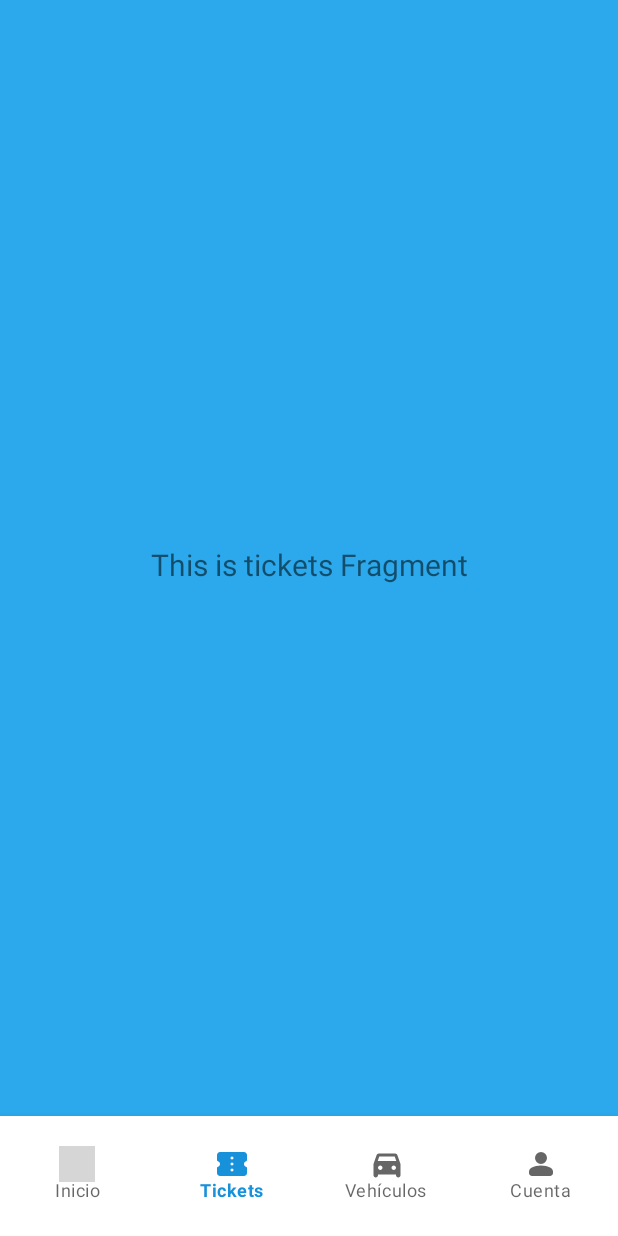
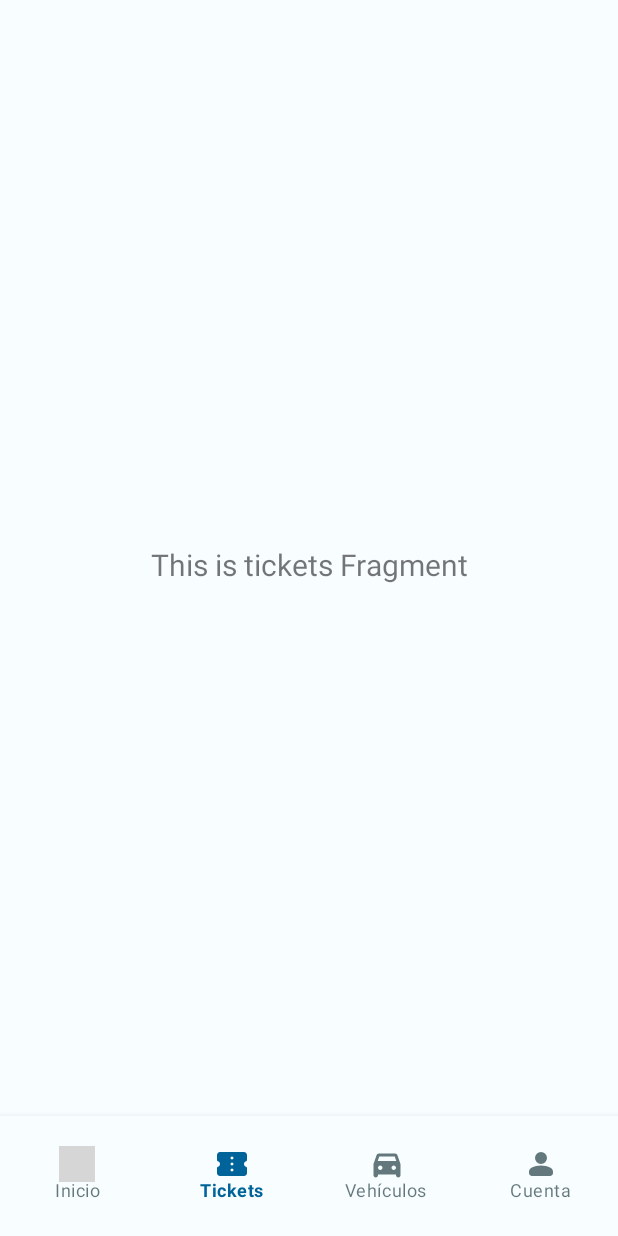
Before and after one commit to xicotet/ZonaBlava, an Android app: the TicketsFragment screen opened through its navigation route, on a phone screen of 412 x 824 dp. Run offline under Robolectric (Android 15) with nearby library versions, the phone set to English and light mode, and no system bars; our stand-ins replace navigation-ui; grey boxes are pictures that could not be loaded.

Commit message:
Update colors and themes using material theme-builder

```diff
--- a/app/src/main/java/com/canolabs/zonablava/ui/home/HomeFragment.kt
+++ b/app/src/main/java/com/canolabs/zonablava/ui/home/HomeFragment.kt
@@ -57,7 +57,7 @@
         super.onDestroyView()
         //To show normal Status Bar in other fragments
         activity?.window?.statusBarColor =
-            ContextCompat.getColor(requireContext(), R.color.secondary_color)
+            ContextCompat.getColor(requireContext(), R.color.md_theme_light_primary)
         _binding = null
     }
 
--- a/app/src/main/res/layout/activity_main.xml
+++ b/app/src/main/res/layout/activity_main.xml
@@ -24,7 +24,7 @@
         android:layout_height="80dp"
         android:paddingTop="12dp"
         android:paddingBottom="16dp"
-        android:background="@color/white"
+        android:background="@color/md_theme_light_background"
         app:menu="@menu/bottom_nav_menu"
         app:labelVisibilityMode="labeled"
         app:layout_constraintBottom_toBottomOf="parent"
--- a/app/src/main/res/layout/fragment_tickets.xml
+++ b/app/src/main/res/layout/fragment_tickets.xml
@@ -4,7 +4,7 @@
     xmlns:tools="http://schemas.android.com/tools"
     android:layout_width="match_parent"
     android:layout_height="match_parent"
-    android:background="@color/secondary_color"
+    android:background="@color/md_theme_light_background"
     tools:context=".ui.tickets.TicketsFragment">
 
     <TextView
--- a/app/src/main/res/values-night/themes.xml
+++ b/app/src/main/res/values-night/themes.xml
@@ -1,16 +1,30 @@
-<resources xmlns:tools="http://schemas.android.com/tools">
-    <!-- Base application theme. -->
-    <style name="Theme.ZonaBlava" parent="Theme.MaterialComponents.DayNight.DarkActionBar">
-        <!-- Primary brand color. -->
-        <item name="colorPrimary">@color/purple_200</item>
-        <item name="colorPrimaryVariant">@color/purple_700</item>
-        <item name="colorOnPrimary">@color/black</item>
-        <!-- Secondary brand color. -->
-        <item name="colorSecondary">@color/teal_200</item>
-        <item name="colorSecondaryVariant">@color/teal_200</item>
-        <item name="colorOnSecondary">@color/black</item>
-        <!-- Status bar color. -->
-        <item name="android:statusBarColor">?attr/colorPrimaryVariant</item>
-        <!-- Customize your theme here. -->
+<resources>
+    <style name="AppTheme" parent="Theme.Material3.Dark.NoActionBar">
+        <item name="colorPrimary">@color/md_theme_dark_primary</item>
+        <item name="colorOnPrimary">@color/md_theme_dark_onPrimary</item>
+        <item name="colorPrimaryContainer">@color/md_theme_dark_primaryContainer</item>
+        <item name="colorOnPrimaryContainer">@color/md_theme_dark_onPrimaryContainer</item>
+        <item name="colorSecondary">@color/md_theme_dark_secondary</item>
+        <item name="colorOnSecondary">@color/md_theme_dark_onSecondary</item>
+        <item name="colorSecondaryContainer">@color/md_theme_dark_secondaryContainer</item>
+        <item name="colorOnSecondaryContainer">@color/md_theme_dark_onSecondaryContainer</item>
+        <item name="colorTertiary">@color/md_theme_dark_tertiary</item>
+        <item name="colorOnTertiary">@color/md_theme_dark_onTertiary</item>
+        <item name="colorTertiaryContainer">@color/md_theme_dark_tertiaryContainer</item>
+        <item name="colorOnTertiaryContainer">@color/md_theme_dark_onTertiaryContainer</item>
+        <item name="colorError">@color/md_theme_dark_error</item>
+        <item name="colorErrorContainer">@color/md_theme_dark_errorContainer</item>
+        <item name="colorOnError">@color/md_theme_dark_onError</item>
+        <item name="colorOnErrorContainer">@color/md_theme_dark_onErrorContainer</item>
+        <item name="android:colorBackground">@color/md_theme_dark_background</item>
+        <item name="colorOnBackground">@color/md_theme_dark_onBackground</item>
+        <item name="colorSurface">@color/md_theme_dark_surface</item>
+        <item name="colorOnSurface">@color/md_theme_dark_onSurface</item>
+        <item name="colorSurfaceVariant">@color/md_theme_dark_surfaceVariant</item>
+        <item name="colorOnSurfaceVariant">@color/md_theme_dark_onSurfaceVariant</item>
+        <item name="colorOutline">@color/md_theme_dark_outline</item>
+        <item name="colorOnSurfaceInverse">@color/md_theme_dark_inverseOnSurface</item>
+        <item name="colorSurfaceInverse">@color/md_theme_dark_inverseSurface</item>
+        <item name="colorPrimaryInverse">@color/md_theme_dark_inversePrimary</item>
     </style>
 </resources>
--- /dev/null
+++ b/app/src/main/res/values/attrs.xml
@@ -0,0 +1,7 @@
+<resources>
+    <attr name="colorCustomColor1" format="color" />
+    <attr name="colorOnCustomColor1" format="color" />
+    <attr name="colorCustomColor1Container" format="color" />
+    <attr name="colorOnCustomColor1Container" format="color" />
+    <attr name="harmonizeCustomColor1" format="boolean" />
+</resources>
--- a/app/src/main/res/values/colors.xml
+++ b/app/src/main/res/values/colors.xml
@@ -1,19 +1,64 @@
 <?xml version="1.0" encoding="utf-8"?>
 <resources>
-    <color name="purple_200">#FFBB86FC</color>
-    <color name="purple_500">#FF6200EE</color>
-    <color name="purple_700">#FF3700B3</color>
-    <color name="teal_200">#FF03DAC5</color>
-    <color name="teal_700">#FF018786</color>
-    <color name="black">#FF000000</color>
-    <color name="white">#FFFFFFFF</color>
-
-    <color name="primary_color">#1891DB</color>
-    <color name="secondary_color">#2BA9EC</color>
-    <color name="tertiary_color">#D0E5F8</color>
-    <color name="custom_white">#FBFDFD</color>
-    <color name="custom_black">#090909</color>
-
-    <color name="error">#ba1a1a</color>
-    <color name="error_container">#ffdad6</color>
+    <color name="seed">#1891DB</color>
+    <color name="md_theme_light_primary">#006399</color>
+    <color name="md_theme_light_onPrimary">#FFFFFF</color>
+    <color name="md_theme_light_primaryContainer">#CDE5FF</color>
+    <color name="md_theme_light_onPrimaryContainer">#001D32</color>
+    <color name="md_theme_light_secondary">#006491</color>
+    <color name="md_theme_light_onSecondary">#FFFFFF</color>
+    <color name="md_theme_light_secondaryContainer">#C9E6FF</color>
+    <color name="md_theme_light_onSecondaryContainer">#001E2F</color>
+    <color name="md_theme_light_tertiary">#006492</color>
+    <color name="md_theme_light_onTertiary">#FFFFFF</color>
+    <color name="md_theme_light_tertiaryContainer">#C9E6FF</color>
+    <color name="md_theme_light_onTertiaryContainer">#001E2F</color>
+    <color name="md_theme_light_error">#BA1A1A</color>
+    <color name="md_theme_light_errorContainer">#FFDAD6</color>
+    <color name="md_theme_light_onError">#FFFFFF</color>
+    <color name="md_theme_light_onErrorContainer">#410002</color>
+    <color name="md_theme_light_background">#F8FDFF</color>
+    <color name="md_theme_light_onBackground">#001F25</color>
+    <color name="md_theme_light_surface">#F8FDFF</color>
+    <color name="md_theme_light_onSurface">#001F25</color>
+    <color name="md_theme_light_surfaceVariant">#DEE3EB</color>
+    <color name="md_theme_light_onSurfaceVariant">#42474E</color>
+    <color name="md_theme_light_outline">#72777F</color>
+    <color name="md_theme_light_inverseOnSurface">#D6F6FF</color>
+    <color name="md_theme_light_inverseSurface">#00363F</color>
+    <color name="md_theme_light_inversePrimary">#95CCFF</color>
+    <color name="md_theme_light_shadow">#000000</color>
+    <color name="md_theme_light_surfaceTint">#006399</color>
+    <color name="md_theme_light_outlineVariant">#C2C7CF</color>
+    <color name="md_theme_light_scrim">#000000</color>
+    <color name="md_theme_dark_primary">#95CCFF</color>
+    <color name="md_theme_dark_onPrimary">#003352</color>
+    <color name="md_theme_dark_primaryContainer">#004A75</color>
+    <color name="md_theme_dark_onPrimaryContainer">#CDE5FF</color>
+    <color name="md_theme_dark_secondary">#8ACEFF</color>
+    <color name="md_theme_dark_onSecondary">#00344E</color>
+    <color name="md_theme_dark_secondaryContainer">#004C6E</color>
+    <color name="md_theme_dark_onSecondaryContainer">#C9E6FF</color>
+    <color name="md_theme_dark_tertiary">#8ACEFF</color>
+    <color name="md_theme_dark_onTertiary">#00344E</color>
+    <color name="md_theme_dark_tertiaryContainer">#004B6F</color>
+    <color name="md_theme_dark_onTertiaryContainer">#C9E6FF</color>
+    <color name="md_theme_dark_error">#FFB4AB</color>
+    <color name="md_theme_dark_errorContainer">#93000A</color>
+    <color name="md_theme_dark_onError">#690005</color>
+    <color name="md_theme_dark_onErrorContainer">#FFDAD6</color>
+    <color name="md_theme_dark_background">#001F25</color>
+    <color name="md_theme_dark_onBackground">#A6EEFF</color>
+    <color name="md_theme_dark_surface">#001F25</color>
+    <color name="md_theme_dark_onSurface">#A6EEFF</color>
+    <color name="md_theme_dark_surfaceVariant">#42474E</color>
+    <color name="md_theme_dark_onSurfaceVariant">#C2C7CF</color>
+    <color name="md_theme_dark_outline">#8C9198</color>
+    <color name="md_theme_dark_inverseOnSurface">#001F25</color>
+    <color name="md_theme_dark_inverseSurface">#A6EEFF</color>
+    <color name="md_theme_dark_inversePrimary">#006399</color>
+    <color name="md_theme_dark_shadow">#000000</color>
+    <color name="md_theme_dark_surfaceTint">#95CCFF</color>
+    <color name="md_theme_dark_outlineVariant">#42474E</color>
+    <color name="md_theme_dark_scrim">#000000</color>
 </resources>
--- a/app/src/main/res/values/splash.xml
+++ b/app/src/main/res/values/splash.xml
@@ -1,7 +1,7 @@
 <?xml version="1.0" encoding="utf-8"?>
 <resources>
     <style name="Theme.App.Starting" parent="Theme.SplashScreen">
-        <item name="windowSplashScreenBackground">@color/black</item>
+        <item name="windowSplashScreenBackground">@color/md_theme_light_onBackground</item>
         <item name="windowSplashScreenAnimatedIcon">@drawable/logo_zonablava</item>
         <item name="postSplashScreenTheme">@style/AppTheme.TransparentStatusBar</item>
     </style>
--- a/app/src/main/res/values/themes.xml
+++ b/app/src/main/res/values/themes.xml
@@ -1,17 +1,37 @@
 <resources xmlns:tools="http://schemas.android.com/tools">
     <!-- Base application theme. -->
     <style name="Theme.ZonaBlava" parent="Theme.MaterialComponents.DayNight.NoActionBar">
-        <!-- Primary brand color. -->
-        <item name="colorPrimary">@color/primary_color</item>
-        <item name="colorPrimaryVariant">@color/purple_700</item>
-        <item name="colorOnPrimary">@color/custom_black</item>
-        <!-- Secondary brand color. -->
-        <item name="colorSecondary">@color/teal_200</item>
-        <item name="colorSecondaryVariant">@color/teal_700</item>
-        <item name="colorOnSecondary">@color/black</item>
-        <!-- Status bar color. -->
-        <item name="android:statusBarColor">?attr/colorPrimaryVariant</item>
-        <!-- Customize your theme here. -->
+        <item name="colorPrimary">@color/md_theme_light_primary</item>
+        <item name="colorOnPrimary">@color/md_theme_light_onPrimary</item>
+        <item name="colorPrimaryContainer">@color/md_theme_light_primaryContainer</item>
+        <item name="colorOnPrimaryContainer">@color/md_theme_light_onPrimaryContainer</item>
+        <item name="colorSecondary">@color/md_theme_light_secondary</item>
+        <item name="colorOnSecondary">@color/md_theme_light_onSecondary</item>
+        <item name="colorSecondaryContainer">@color/md_theme_light_secondaryContainer</item>
+        <item name="colorOnSecondaryContainer">@color/md_theme_light_onSecondaryContainer</item>
+        <item name="colorTertiary">@color/md_theme_light_tertiary</item>
+        <item name="colorOnTertiary">@color/md_theme_light_onTertiary</item>
+        <item name="colorTertiaryContainer">@color/md_theme_light_tertiaryContainer</item>
+        <item name="colorOnTertiaryContainer">@color/md_theme_light_onTertiaryContainer</item>
+        <item name="colorError">@color/md_theme_light_error</item>
+        <item name="colorErrorContainer">@color/md_theme_light_errorContainer</item>
+        <item name="colorOnError">@color/md_theme_light_onError</item>
+        <item name="colorOnErrorContainer">@color/md_theme_light_onErrorContainer</item>
+        <item name="android:colorBackground">@color/md_theme_light_background</item>
+        <item name="colorOnBackground">@color/md_theme_light_onBackground</item>
+        <item name="colorSurface">@color/md_theme_light_surface</item>
+        <item name="colorOnSurface">@color/md_theme_light_onSurface</item>
+        <item name="colorSurfaceVariant">@color/md_theme_light_surfaceVariant</item>
+        <item name="colorOnSurfaceVariant">@color/md_theme_light_onSurfaceVariant</item>
+        <item name="colorOutline">@color/md_theme_light_outline</item>
+        <item name="colorOnSurfaceInverse">@color/md_theme_light_inverseOnSurface</item>
+        <item name="colorSurfaceInverse">@color/md_theme_light_inverseSurface</item>
+        <item name="colorCustomColor1">#984061</item>
+        <item name="colorOnCustomColor1">#ffffff</item>
+        <item name="colorCustomColor1Container">#ffd9e2</item>
+        <item name="colorOnCustomColor1Container">#3e001d</item>
+        <item name="harmonizeCustomColor1">false</item>
+        <item name="colorPrimaryInverse">@color/md_theme_light_inversePrimary</item>
     </style>
 
     <style name="AppTheme.TransparentStatusBar" parent="Theme.ZonaBlava">
@@ -26,7 +46,6 @@
         <item name="android:paddingTop">12dp</item>
         <item name="android:paddingBottom">16dp</item>
         <item name="itemIconSize">24dp</item>
-        <item name="itemIconTint">@color/white</item>
         <item name="labelVisibilityMode">labeled</item>
         <item name="menu">@menu/bottom_nav_menu</item>
     </style>
```
